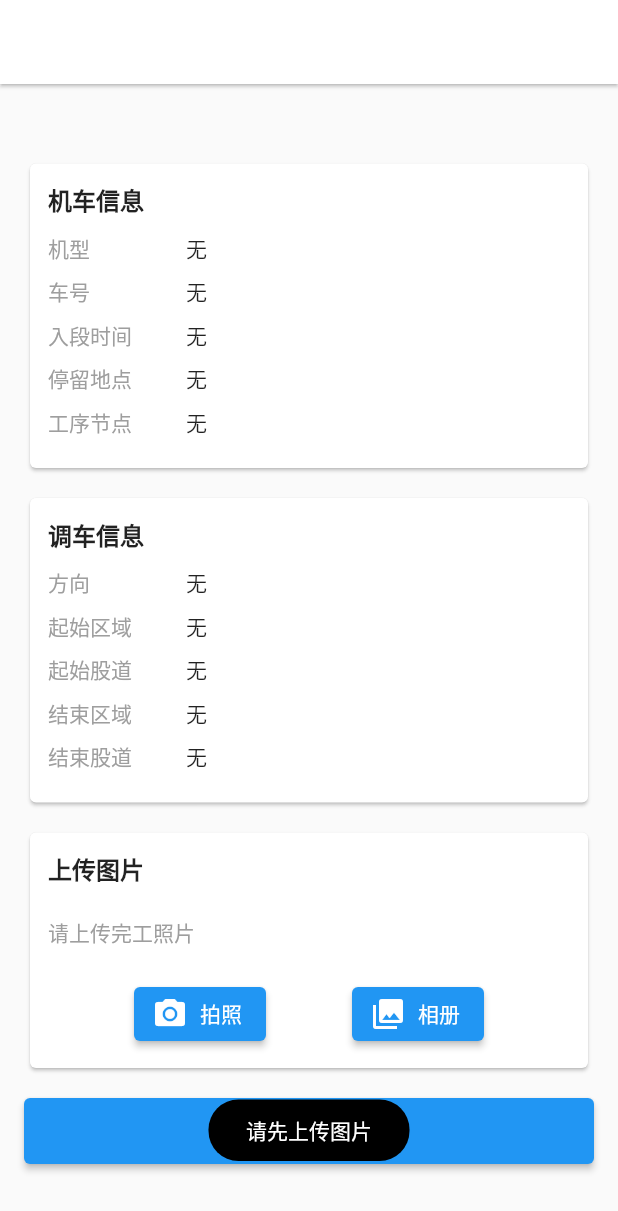
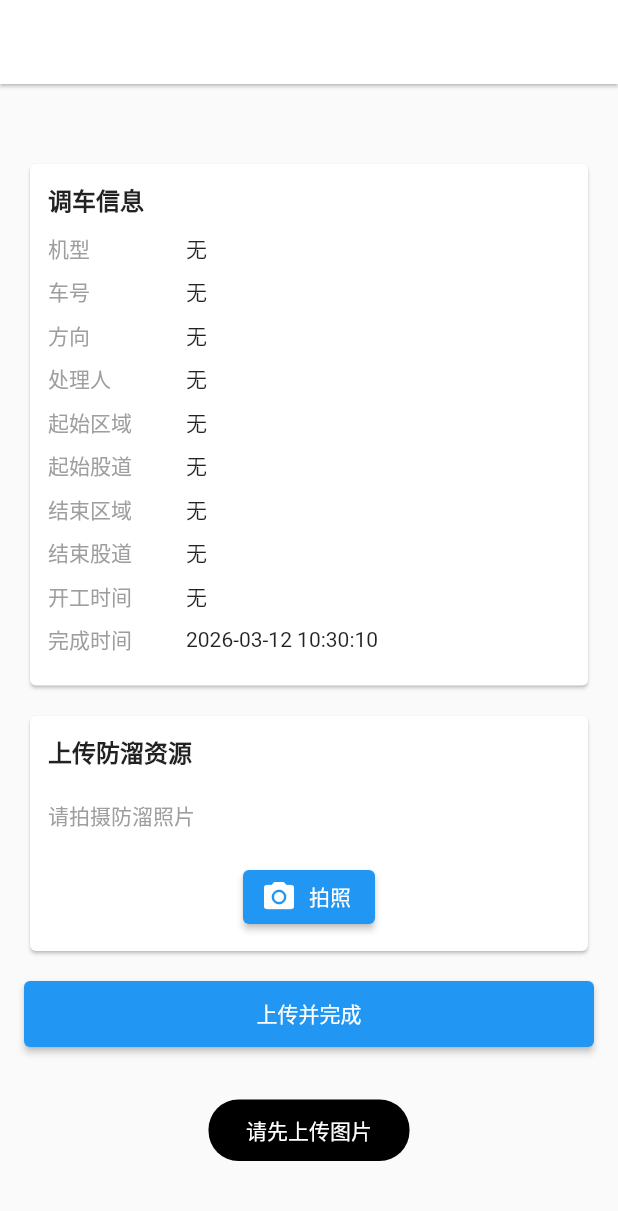
Before and after one commit to xuyu3hen/jcjx-phoneNew, a Flutter app: the TrainShuntingCompletePage screen opened directly with empty values, after a tap on "上传并完成", on a phone screen of 412 x 824 dp. Shown: the top 1211 px of the screen. Run offline on Flutter 3.47's test engine with Material 2 defaults, Android fonts, the phone set to English and light mode, and no system bars; our stand-ins replace badges, bot_toast, cached_network_image, card_swiper, date_format, device_info_plus and 9 more; missing offline and left inert: board_datetime_picker, dart_sm, flutter_custom_dropdown, flutter_xupdate, graphview, qr_code_scanner and 3 more; accounts and stored records are empty.

Commit message:
feat(调车作业包): 重构状态判断逻辑并调整页面布局
- 将原有的 _isReceivedPkg 拆分为 _pkgStatus、_isCompletedPkg、_isUnreceivedPkg 三个方法，提高代码可读性
- 在作业包列表页面新增“已完成”标签页，并调整标签页顺序为：已领取、未领取、已完成
- 在调车计划列表和完工页面中，新增并展示机型、处理人、开工时间、完成时间等信息
- 移除完工页面中冗余的机车信息加载逻辑，直接使用计划数据
- 将完工页面的图片上传区域标题改为“上传防溜资源”，并移除“相册”选择按钮

```diff
--- a/lib/routes/production/train_shunting_package_page.dart
+++ b/lib/routes/production/train_shunting_package_page.dart
@@ -20,12 +20,25 @@ class _TrainShuntingPackagePageState extends State<TrainShuntingPackagePage> {
   final Set<String> _receivedPackageCodes = <String>{};
   final Set<String> _receivingPackageCodes = <String>{};
 
+  int? _pkgStatus(Map<String, dynamic> pkg) {
+    final st = pkg['status'];
+    return st is int ? st : int.tryParse(st?.toString() ?? '');
+  }
+
+  bool _isCompletedPkg(Map<String, dynamic> pkg) {
+    return _pkgStatus(pkg) == 2;
+  }
+
+  bool _isUnreceivedPkg(Map<String, dynamic> pkg) {
+    final stInt = _pkgStatus(pkg);
+    final code = (pkg['code'] ?? '').toString();
+    final localReceived =
+        code.isNotEmpty && _receivedPackageCodes.contains(code);
+    return (stInt == null || stInt == 0) && !localReceived;
+  }
+
   bool _isReceivedPkg(Map<String, dynamic> pkg) {
-    final st = pkg['status'];
-    final stInt = st is int ? st : int.tryParse(st?.toString() ?? '');
-    if (stInt != null && stInt != 0) return true;
-    final code = (pkg['code'] ?? '').toString();
-    return code.isNotEmpty && _receivedPackageCodes.contains(code);
+    return !_isCompletedPkg(pkg) && !_isUnreceivedPkg(pkg);
   }
 
   Widget _buildPackageList(List<Map<String, dynamic>> list) {
@@ -47,9 +60,7 @@ class _TrainShuntingPackagePageState extends State<TrainShuntingPackagePage> {
         final pkg = list[index];
         final name = (pkg['packageName'] ?? pkg['name'] ?? '').toString();
         final code = (pkg['code'] ?? '').toString();
-        final st = pkg['status'];
-        final stInt = st is int ? st : int.tryParse(st?.toString() ?? '');
-        final isCompleted = stInt == 2;
+        final isCompleted = _isCompletedPkg(pkg);
         final isReceived = _isReceivedPkg(pkg);
         final isReceiving =
             code.isNotEmpty && _receivingPackageCodes.contains(code);
@@ -256,14 +267,16 @@ class _TrainShuntingPackagePageState extends State<TrainShuntingPackagePage> {
             return name.contains(_searchText);
           }).toList();
 
+    final unreceivedList =
+        filtered.where((pkg) => _isUnreceivedPkg(pkg)).toList(growable: false);
     final receivedList =
         filtered.where((pkg) => _isReceivedPkg(pkg)).toList(growable: false);
-    final unreceivedList =
-        filtered.where((pkg) => !_isReceivedPkg(pkg)).toList(growable: false);
+    final completedList =
+        filtered.where((pkg) => _isCompletedPkg(pkg)).toList(growable: false);
 
     return DefaultTabController(
-      length: 2,
-      initialIndex: 0,
+      length: 3,
+      initialIndex: 1,
       child: Scaffold(
         appBar: AppBar(
           title: const Text('调车作业包'),
@@ -271,8 +284,9 @@ class _TrainShuntingPackagePageState extends State<TrainShuntingPackagePage> {
           elevation: 1,
           bottom: const TabBar(
             tabs: [
+              Tab(text: '已领取'),
               Tab(text: '未领取'),
-              Tab(text: '已领取'),
+              Tab(text: '已完成'),
             ],
           ),
           actions: [
@@ -303,11 +317,15 @@ class _TrainShuntingPackagePageState extends State<TrainShuntingPackagePage> {
                       children: [
                         RefreshIndicator(
                           onRefresh: _loadData,
+                          child: _buildPackageList(receivedList),
+                        ),
+                        RefreshIndicator(
+                          onRefresh: _loadData,
                           child: _buildPackageList(unreceivedList),
                         ),
                         RefreshIndicator(
                           onRefresh: _loadData,
-                          child: _buildPackageList(receivedList),
+                          child: _buildPackageList(completedList),
                         ),
                       ],
                     ),
@@ -557,6 +575,9 @@ class _TrainShuntingPlanListPageState extends State<TrainShuntingPlanListPage> {
               itemBuilder: (context, index) {
                 final p = _planList[index];
                 final ends = (p['ends'] ?? '').toString();
+                final executorName = (p['executorName'] ?? '').toString();
+                final typeName = (p['typeName'] ?? '').toString();
+                final trainNum = (p['trainNum'] ?? '').toString();
                 final startAreaName = (p['startAreaName'] ?? '').toString();
                 final startTrackNum = (p['startTrackNum'] ?? '').toString();
                 final endAreaName = (p['endAreaName'] ?? '').toString();
@@ -580,9 +601,13 @@ class _TrainShuntingPlanListPageState extends State<TrainShuntingPlanListPage> {
                         Row(
                           children: [
                             Expanded(child: Text('方向: $ends')),
-                            Expanded(child: Text('车号: ${p['trainNum'] ?? ''}')),
+                            Expanded(child: Text('车号: $trainNum')),
                           ],
                         ),
+                        const SizedBox(height: 6),
+                        Text('机型: $typeName'),
+                        const SizedBox(height: 6),
+                        Text('处理人: $executorName'),
                         const SizedBox(height: 6),
                         Row(
                           children: [
@@ -661,39 +686,7 @@ class _TrainShuntingCompletePageState extends State<TrainShuntingCompletePage> {
   final List<XFile> _images = [];
   final ImagePicker _picker = ImagePicker();
 
-  Map<String, dynamic>? _locoInfo;
-  bool _loadingLoco = true;
   bool _submitting = false;
-
-  @override
-  void initState() {
-    super.initState();
-    _loadLocoInfo();
-  }
-
-  Future<void> _loadLocoInfo() async {
-    final trainNum = widget.plan['trainNum']?.toString();
-    if (trainNum == null || trainNum.isEmpty) {
-      if (!mounted) return;
-      setState(() => _loadingLoco = false);
-      return;
-    }
-    try {
-      final r = await ProductApi().getTrainInfoByPlan(
-        queryParametrs: {'trainNum': trainNum},
-      );
-      if (!mounted) return;
-      if (r is Map) {
-        _locoInfo = Map<String, dynamic>.from(r);
-      }
-    } catch (_) {
-      if (!mounted) return;
-    } finally {
-      if (mounted) {
-        setState(() => _loadingLoco = false);
-      }
-    }
-  }
 
   String _fmtDate(dynamic v) {
     if (v == null) return '';
@@ -719,14 +712,6 @@ class _TrainShuntingCompletePageState extends State<TrainShuntingCompletePage> {
     if (photo == null || !mounted) return;
     setState(() {
       _images.add(photo);
-    });
-  }
-
-  Future<void> _pickGallery() async {
-    final List<XFile> photos = await _picker.pickMultiImage(imageQuality: 80);
-    if (photos.isEmpty || !mounted) return;
-    setState(() {
-      _images.addAll(photos);
     });
   }
 
@@ -790,27 +775,21 @@ class _TrainShuntingCompletePageState extends State<TrainShuntingCompletePage> {
   @override
   Widget build(BuildContext context) {
     final trainNum = (widget.plan['trainNum'] ?? '').toString();
-    final typeName = (_locoInfo?['typeName'] ??
-            _locoInfo?['trainTypeName'] ??
-            _locoInfo?['type'] ??
-            '')
-        .toString();
-    final stopPlace =
-        (_locoInfo?['stopPlace'] ?? _locoInfo?['stopPositionName'] ?? '')
-            .toString();
-    final arriveTime = _fmtDate(_locoInfo?['arrivePlatformTime']);
-    final nodeName = (_locoInfo?['repairMainNodeName'] ?? '').toString();
+    final typeName = (widget.plan['typeName'] ?? '').toString();
 
     final ends = (widget.plan['ends'] ?? '').toString();
+    final executorName = (widget.plan['executorName'] ?? '').toString();
     final startAreaName = (widget.plan['startAreaName'] ?? '').toString();
     final startTrackNum = (widget.plan['startTrackNum'] ?? '').toString();
     final endAreaName = (widget.plan['endAreaName'] ?? '').toString();
     final endTrackNum = (widget.plan['endTrackNum'] ?? '').toString();
     final remark = (widget.plan['remark'] ?? '').toString();
+    final startTime = _fmtDate(widget.plan['startTime']);
+    final completeTime = _fmtDate(widget.plan['completeTime']);
 
     return Scaffold(
       appBar: AppBar(
-        title: const Text('调车完工'),
+        title: const Text('调车作业'),
         backgroundColor: Colors.white,
         elevation: 1,
       ),
@@ -831,44 +810,21 @@ class _TrainShuntingCompletePageState extends State<TrainShuntingCompletePage> {
                   crossAxisAlignment: CrossAxisAlignment.start,
                   children: [
                     const Text(
-                      '机车信息',
-                      style:
-                          TextStyle(fontSize: 16, fontWeight: FontWeight.w600),
-                    ),
-                    const SizedBox(height: 10),
-                    if (_loadingLoco) ...[
-                      const SizedBox(height: 8),
-                      const Center(child: CircularProgressIndicator()),
-                      const SizedBox(height: 8),
-                    ] else ...[
-                      _infoRow('机型', typeName),
-                      _infoRow('车号', trainNum),
-                      _infoRow('入段时间', arriveTime),
-                      _infoRow('停留地点', stopPlace),
-                      _infoRow('工序节点', nodeName),
-                    ],
-                  ],
-                ),
-              ),
-            ),
-            const SizedBox(height: 12),
-            Card(
-              child: Padding(
-                padding: const EdgeInsets.all(12),
-                child: Column(
-                  crossAxisAlignment: CrossAxisAlignment.start,
-                  children: [
-                    const Text(
                       '调车信息',
                       style:
                           TextStyle(fontSize: 16, fontWeight: FontWeight.w600),
                     ),
                     const SizedBox(height: 10),
+                    _infoRow('机型', typeName),
+                    _infoRow('车号', trainNum),
                     _infoRow('方向', ends),
+                    _infoRow('处理人', executorName),
                     _infoRow('起始区域', startAreaName),
                     _infoRow('起始股道', startTrackNum),
                     _infoRow('结束区域', endAreaName),
                     _infoRow('结束股道', endTrackNum),
+                    _infoRow('开工时间', startTime),
+                    _infoRow('完成时间', completeTime),
                     if (remark.isNotEmpty) _infoRow('备注', remark),
                   ],
                 ),
@@ -882,7 +838,7 @@ class _TrainShuntingCompletePageState extends State<TrainShuntingCompletePage> {
                   crossAxisAlignment: CrossAxisAlignment.start,
                   children: [
                     const Text(
-                      '上传图片',
+                      '上传防溜资源',
                       style:
                           TextStyle(fontSize: 16, fontWeight: FontWeight.w600),
                     ),
@@ -890,7 +846,7 @@ class _TrainShuntingCompletePageState extends State<TrainShuntingCompletePage> {
                     if (_images.isEmpty)
                       const Padding(
                         padding: EdgeInsets.symmetric(vertical: 10),
-                        child: Text('请上传完工照片', style: TextStyle(color: Colors.grey)),
+                        child: Text('请拍摄防溜照片', style: TextStyle(color: Colors.grey)),
                       )
                     else
                       Wrap(
@@ -946,11 +902,6 @@ class _TrainShuntingCompletePageState extends State<TrainShuntingCompletePage> {
                           icon: const Icon(Icons.camera_alt),
                           label: const Text('拍照'),
                         ),
-                        ElevatedButton.icon(
-                          onPressed: _pickGallery,
-                          icon: const Icon(Icons.photo_library),
-                          label: const Text('相册'),
-                        ),
                       ],
                     ),
                   ],
```
